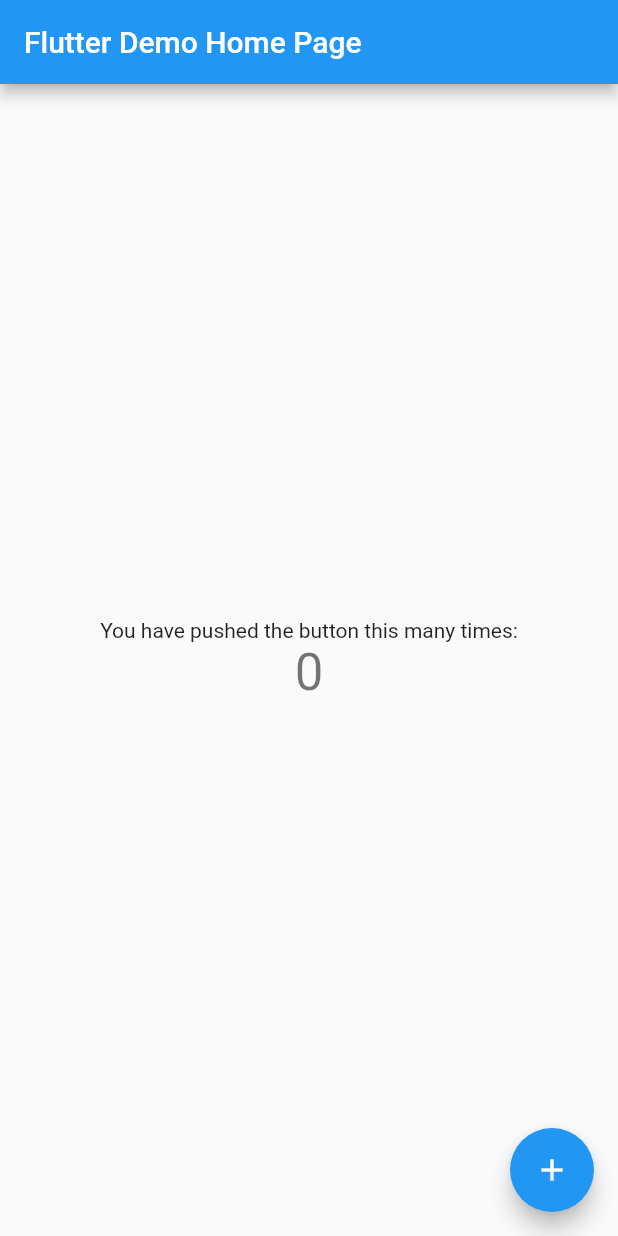
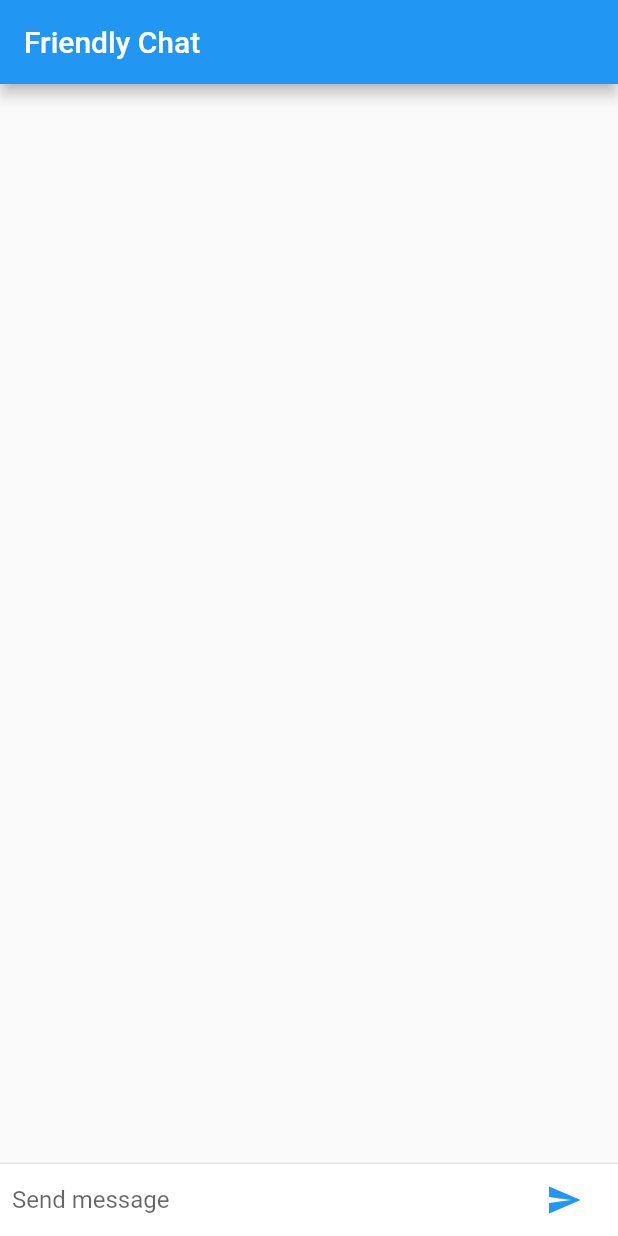
Before and after one commit to jdamacena/FriendlyChat, a Flutter app: the screen it shows after launch, on a phone screen of 412 x 824 dp. Run offline on Flutter 3.47's test engine with Material 2 defaults, Android fonts, the phone set to English and light mode, and no system bars.

Commit message:
Initial commit

```diff
--- a/lib/main.dart
+++ b/lib/main.dart
@@ -1,111 +1,125 @@
 import 'package:flutter/material.dart';
 
-void main() => runApp(MyApp());
+void main() {
+  runApp(new FriendlyChatApp());
+}
 
-class MyApp extends StatelessWidget {
-  // This widget is the root of your application.
+class FriendlyChatApp extends StatelessWidget {
   @override
   Widget build(BuildContext context) {
-    return MaterialApp(
-      title: 'Flutter Demo',
-      theme: ThemeData(
-        // This is the theme of your application.
-        //
-        // Try running your application with "flutter run". You'll see the
-        // application has a blue toolbar. Then, without quitting the app, try
-        // changing the primarySwatch below to Colors.green and then invoke
-        // "hot reload" (press "r" in the console where you ran "flutter run",
-        // or simply save your changes to "hot reload" in a Flutter IDE).
-        // Notice that the counter didn't reset back to zero; the application
-        // is not restarted.
-        primarySwatch: Colors.blue,
-      ),
-      home: MyHomePage(title: 'Flutter Demo Home Page'),
+    return new MaterialApp(
+      title: "Friendly Chat",
+      home: new ChatScreen(),
     );
   }
 }
 
-class MyHomePage extends StatefulWidget {
-  MyHomePage({Key key, this.title}) : super(key: key);
-
-  // This widget is the home page of your application. It is stateful, meaning
-  // that it has a State object (defined below) that contains fields that affect
-  // how it looks.
-
-  // This class is the configuration for the state. It holds the values (in this
-  // case the title) provided by the parent (in this case the App widget) and
-  // used by the build method of the State. Fields in a Widget subclass are
-  // always marked "final".
-
-  final String title;
-
+class ChatScreen extends StatefulWidget {
   @override
-  _MyHomePageState createState() => _MyHomePageState();
+  State createState() => new ChatScreenState();
 }
 
-class _MyHomePageState extends State<MyHomePage> {
-  int _counter = 0;
-
-  void _incrementCounter() {
-    setState(() {
-      // This call to setState tells the Flutter framework that something has
-      // changed in this State, which causes it to rerun the build method below
-      // so that the display can reflect the updated values. If we changed
-      // _counter without calling setState(), then the build method would not be
-      // called again, and so nothing would appear to happen.
-      _counter++;
-    });
-  }
+class ChatScreenState extends State<ChatScreen> {
+  final List<ChatMessage> _messages = <ChatMessage>[];
+  final TextEditingController _textController = new TextEditingController();
 
   @override
   Widget build(BuildContext context) {
-    // This method is rerun every time setState is called, for instance as done
-    // by the _incrementCounter method above.
-    //
-    // The Flutter framework has been optimized to make rerunning build methods
-    // fast, so that you can just rebuild anything that needs updating rather
-    // than having to individually change instances of widgets.
-    return Scaffold(
-      appBar: AppBar(
-        // Here we take the value from the MyHomePage object that was created by
-        // the App.build method, and use it to set our appbar title.
-        title: Text(widget.title),
+    return new Scaffold(
+      appBar: new AppBar(
+        title: new Text("Friendly Chat"),
       ),
-      body: Center(
-        // Center is a layout widget. It takes a single child and positions it
-        // in the middle of the parent.
-        child: Column(
-          // Column is also layout widget. It takes a list of children and
-          // arranges them vertically. By default, it sizes itself to fit its
-          // children horizontally, and tries to be as tall as its parent.
-          //
-          // Invoke "debug painting" (press "p" in the console, choose the
-          // "Toggle Debug Paint" action from the Flutter Inspector in Android
-          // Studio, or the "Toggle Debug Paint" command in Visual Studio Code)
-          // to see the wireframe for each widget.
-          //
-          // Column has various properties to control how it sizes itself and
-          // how it positions its children. Here we use mainAxisAlignment to
-          // center the children vertically; the main axis here is the vertical
-          // axis because Columns are vertical (the cross axis would be
-          // horizontal).
-          mainAxisAlignment: MainAxisAlignment.center,
+      body: new Column(
+        children: <Widget>[
+          new Flexible(
+            child: new ListView.builder(
+              reverse: true,
+              padding: EdgeInsets.all(8.0),
+              itemBuilder: (_, int index) => _messages[index],
+              itemCount: _messages.length,
+            ),
+          ),
+          new Divider(
+            height: 1.0,
+          ),
+          new Container(
+            decoration: new BoxDecoration(color: Theme.of(context).cardColor),
+            child: _buildTextComposer(),
+          )
+        ],
+      ),
+    );
+  }
+
+  _buildTextComposer() {
+    return new IconTheme(
+      data: new IconThemeData(color: Theme.of(context).accentColor),
+      child: new Container(
+        margin: EdgeInsets.symmetric(horizontal: 8.0),
+        child: new Row(
           children: <Widget>[
-            Text(
-              'You have pushed the button this many times:',
+            new Flexible(
+              child: new TextField(
+                controller: _textController,
+                onSubmitted: _handleSubmitted,
+                decoration:
+                    new InputDecoration.collapsed(hintText: "Send message"),
+              ),
             ),
-            Text(
-              '$_counter',
-              style: Theme.of(context).textTheme.display1,
+            new Container(
+              margin: EdgeInsets.symmetric(horizontal: 4.0),
+              child: new IconButton(
+                icon: new Icon(Icons.send),
+                onPressed: () => _handleSubmitted(_textController.text),
+              ),
             ),
           ],
         ),
       ),
-      floatingActionButton: FloatingActionButton(
-        onPressed: _incrementCounter,
-        tooltip: 'Increment',
-        child: Icon(Icons.add),
-      ), // This trailing comma makes auto-formatting nicer for build methods.
+    );
+  }
+
+  void _handleSubmitted(String value) {
+    _textController.clear();
+
+    ChatMessage chatMessage = new ChatMessage(text: value);
+
+    setState(() {
+      _messages.insert(0, chatMessage);
+    });
+  }
+}
+
+class ChatMessage extends StatelessWidget {
+  ChatMessage({this.text});
+  final String text;
+
+  @override
+  Widget build(BuildContext context) {
+    String _name = "Junior";
+    return Container(
+      margin: EdgeInsets.symmetric(vertical: 10.0),
+      child: new Row(
+        crossAxisAlignment: CrossAxisAlignment.start,
+        children: <Widget>[
+          new Container(
+              margin: EdgeInsets.only(right: 16.0),
+              child: new CircleAvatar(
+                child: new Text(_name[0]),
+              )),
+          new Column(
+            crossAxisAlignment: CrossAxisAlignment.start,
+            children: <Widget>[
+              new Text(
+                _name,
+                style: Theme.of(context).textTheme.subhead,
+              ),
+              new Container(
+                  margin: EdgeInsets.only(top: 5.0), child: new Text(text)),
+            ],
+          )
+        ],
+      ),
     );
   }
 }
```
Also changed, not shown: 1 other file.
